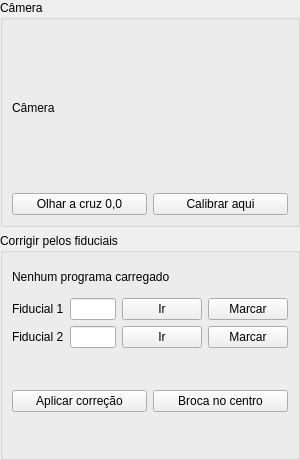
aluisioalves123/fresa-pcb, file candle_plugin/fresa/widget.ui: the form before one commit.
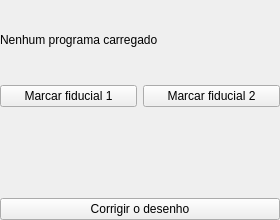
The form after the commit.

Commit message:
Plugin do Candle enxuto: so marcar os fiduciais e corrigir o desenho aberto
Tira do painel os botoes que moviam a maquina (Ir, Olhar a cruz, Broca no
centro) e a calibracao. O deslocamento camera -> broca vai para as
Configuracoes do Candle. O .ui nao usa mais quadros: o QtScript so enxerga
os filhos diretos de cada widget, e o simulador agora imita essa regra.

The edit to the form file:
```diff
--- a/candle_plugin/fresa/widget.ui
+++ b/candle_plugin/fresa/widget.ui
@@ -3,7 +3,7 @@
  <class>frmFresa</class>
  <widget class="QWidget" name="frmFresa">
   <property name="geometry">
-   <rect><x>0</x><y>0</y><width>300</width><height>460</height></rect>
+   <rect><x>0</x><y>0</y><width>280</width><height>220</height></rect>
   </property>
   <layout class="QVBoxLayout" name="layMain">
    <property name="leftMargin"><number>0</number></property>
@@ -11,84 +11,23 @@
    <property name="rightMargin"><number>0</number></property>
    <property name="bottomMargin"><number>0</number></property>
    <item>
-    <widget class="QGroupBox" name="grpCamera">
-     <property name="title"><string>Câmera</string></property>
-     <layout class="QVBoxLayout" name="layCamera">
-      <item>
-       <widget class="QLabel" name="lblCamera">
-        <property name="wordWrap"><bool>true</bool></property>
-        <property name="text"><string>Câmera</string></property>
-       </widget>
-      </item>
-      <item>
-       <layout class="QHBoxLayout" name="layCameraBotoes">
-        <item>
-         <widget class="QPushButton" name="cmdOlharCruz">
-          <property name="text"><string>Olhar a cruz 0,0</string></property>
-          <property name="toolTip"><string>Sobe ao topo e leva a câmera até a cruz gravada na mesa</string></property>
-         </widget>
-        </item>
-        <item>
-         <widget class="QPushButton" name="cmdCalibrar">
-          <property name="text"><string>Calibrar aqui</string></property>
-          <property name="toolTip"><string>Use com a cruz 0,0 da mesa no centro da mira</string></property>
-         </widget>
-        </item>
-       </layout>
-      </item>
-     </layout>
-    </widget>
-   </item>
-   <item>
-    <widget class="QGroupBox" name="grpVirada">
-     <property name="title"><string>Corrigir pelos fiduciais</string></property>
-     <layout class="QVBoxLayout" name="layVirada">
-      <item>
        <widget class="QLabel" name="lblArquivo">
         <property name="wordWrap"><bool>true</bool></property>
         <property name="text"><string>Nenhum programa carregado</string></property>
        </widget>
       </item>
       <item>
-       <layout class="QGridLayout" name="layFiduciais">
-        <item row="0" column="0">
-         <widget class="QLabel" name="lblF1">
-          <property name="text"><string>Fiducial 1</string></property>
-         </widget>
-        </item>
-        <item row="0" column="1">
-         <widget class="QLineEdit" name="txtF1">
-          <property name="toolTip"><string>Posição do ponto no arquivo: X, Y</string></property>
-         </widget>
-        </item>
-        <item row="0" column="2">
-         <widget class="QPushButton" name="cmdIr1">
-          <property name="text"><string>Ir</string></property>
-         </widget>
-        </item>
-        <item row="0" column="3">
+    <layout class="QHBoxLayout" name="layMarcar">
+     <item>
          <widget class="QPushButton" name="cmdMarcar1">
-          <property name="text"><string>Marcar</string></property>
-         </widget>
-        </item>
-        <item row="1" column="0">
-         <widget class="QLabel" name="lblF2">
-          <property name="text"><string>Fiducial 2</string></property>
-         </widget>
-        </item>
-        <item row="1" column="1">
-         <widget class="QLineEdit" name="txtF2">
-          <property name="toolTip"><string>Posição do ponto no arquivo: X, Y</string></property>
-         </widget>
-        </item>
-        <item row="1" column="2">
-         <widget class="QPushButton" name="cmdIr2">
-          <property name="text"><string>Ir</string></property>
-         </widget>
-        </item>
-        <item row="1" column="3">
+       <property name="text"><string>Marcar fiducial 1</string></property>
+       <property name="toolTip"><string>Com o fiducial da esquerda no centro da mira da câmera</string></property>
+      </widget>
+     </item>
+     <item>
          <widget class="QPushButton" name="cmdMarcar2">
-          <property name="text"><string>Marcar</string></property>
+       <property name="text"><string>Marcar fiducial 2</string></property>
+       <property name="toolTip"><string>Com o fiducial da direita no centro da mira da câmera</string></property>
          </widget>
         </item>
        </layout>
@@ -100,27 +39,8 @@
        </widget>
       </item>
       <item>
-       <layout class="QHBoxLayout" name="layAcoes">
-        <item>
-         <widget class="QPushButton" name="cmdAplicar">
-          <property name="text"><string>Aplicar correção</string></property>
-         </widget>
-        </item>
-        <item>
-         <widget class="QPushButton" name="cmdCentro">
-          <property name="text"><string>Broca no centro</string></property>
-          <property name="toolTip"><string>Leva a broca ao centro real da placa, para o probe do Z</string></property>
-         </widget>
-        </item>
-       </layout>
-      </item>
-      <item>
-       <widget class="QLabel" name="lblDica">
-        <property name="wordWrap"><bool>true</bool></property>
-        <property name="text"><string/></property>
-       </widget>
-      </item>
-     </layout>
+    <widget class="QPushButton" name="cmdCorrigir">
+     <property name="text"><string>Corrigir o desenho</string></property>
     </widget>
    </item>
   </layout>
```
Lines whose indentation alone changed are shown as unchanged. The commit also changes 5 other files.
